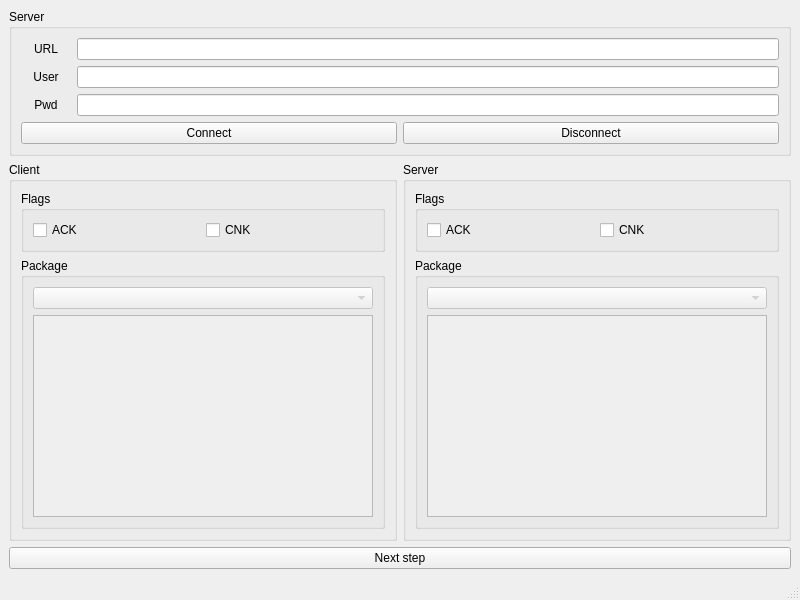
Before: the Qt Designer form mainwindow.ui in HappyGardenPI/happy-gardenpi-client-test, drawn with Qt 5.
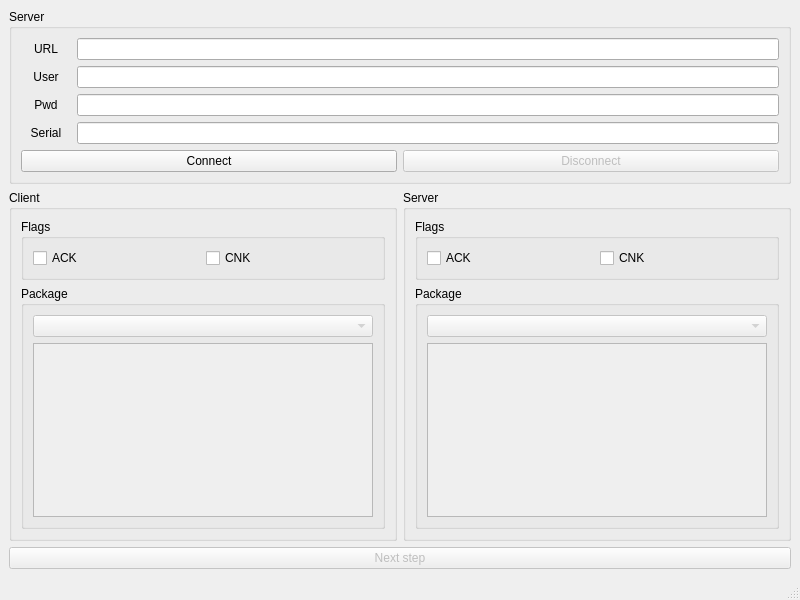
After: the same form once the commit is applied.

```diff
--- a/mainwindow.ui
+++ b/mainwindow.ui
@@ -115,7 +115,40 @@
             </widget>
            </item>
            <item>
-            <widget class="QLineEdit" name="edtPwd"/>
+            <widget class="QLineEdit" name="edtPwd">
+             <property name="echoMode">
+              <enum>QLineEdit::Password</enum>
+             </property>
+            </widget>
+           </item>
+          </layout>
+         </item>
+         <item>
+          <layout class="QHBoxLayout" name="horizontalLayout_3">
+           <item>
+            <widget class="QLabel" name="label_4">
+             <property name="minimumSize">
+              <size>
+               <width>50</width>
+               <height>0</height>
+              </size>
+             </property>
+             <property name="maximumSize">
+              <size>
+               <width>50</width>
+               <height>16777215</height>
+              </size>
+             </property>
+             <property name="text">
+              <string>Serial</string>
+             </property>
+             <property name="alignment">
+              <set>Qt::AlignCenter</set>
+             </property>
+            </widget>
+           </item>
+           <item>
+            <widget class="QLineEdit" name="edtSerail"/>
            </item>
           </layout>
          </item>
@@ -130,6 +163,9 @@
            </item>
            <item>
             <widget class="QPushButton" name="btnDisconnect">
+             <property name="enabled">
+              <bool>false</bool>
+             </property>
              <property name="text">
               <string>Disconnect</string>
              </property>
@@ -256,6 +292,9 @@
       </item>
       <item>
        <widget class="QPushButton" name="btnNext">
+        <property name="enabled">
+         <bool>false</bool>
+        </property>
         <property name="text">
          <string>Next step</string>
         </property>
```
Left out of the diff: 2 changed lines with no effect on the pictures.
